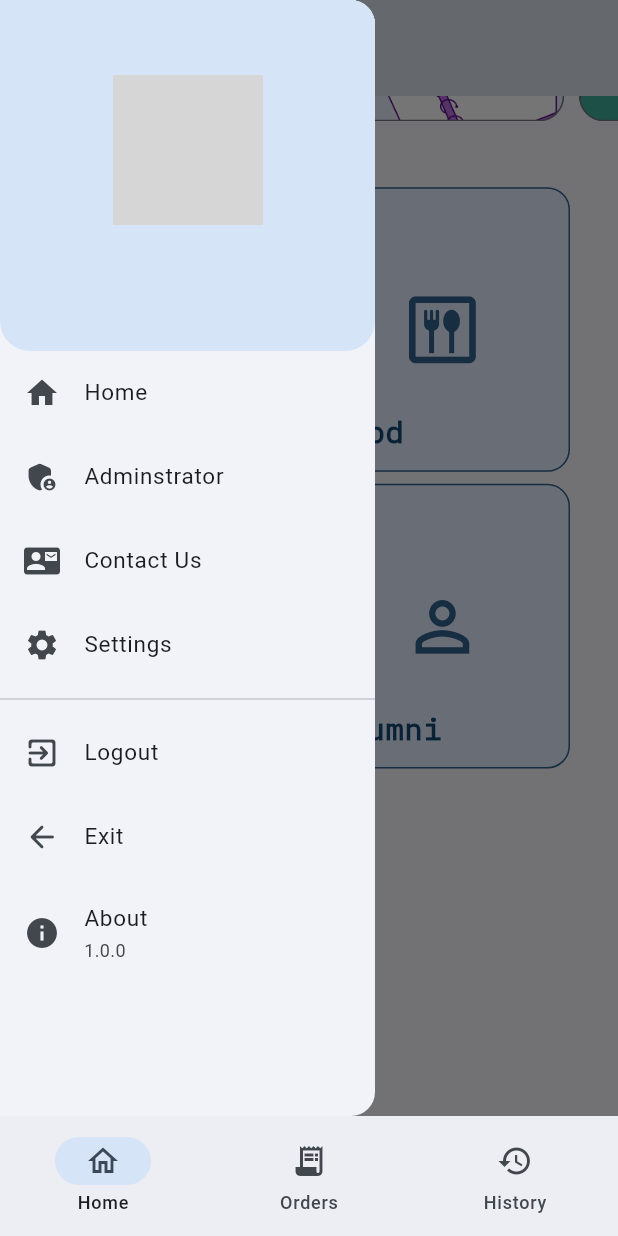
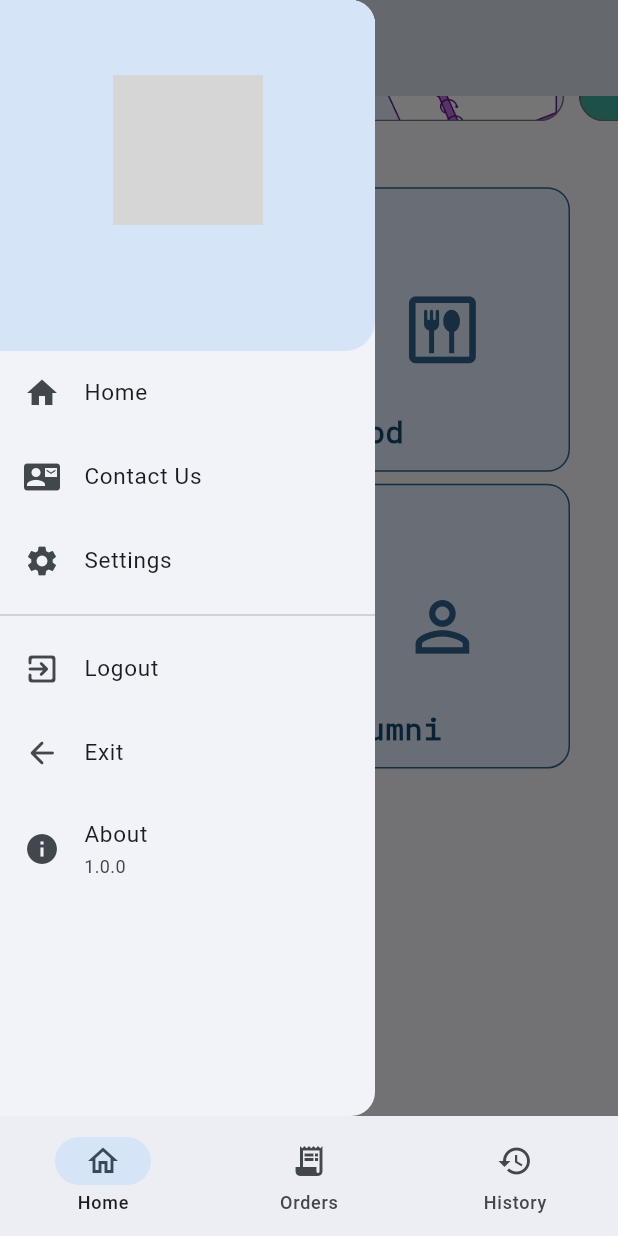
Before and after one commit to Cscreed3131/cliff, a Flutter app: the screen it shows once a user with an empty profile is signed in, scrolled down 266 dp, after a tap on the "menu" icon, on a phone screen of 412 x 824 dp. Run offline on Flutter 3.47's test engine with Material 2 defaults, Android fonts, the phone set to English and light mode, and no system bars; drawn by our look-alikes of carousel_slider, dynamic_color; our stand-ins replace animate_do, cloud_firestore, firebase_auth, firebase_core, firebase_storage, flutter_riverpod and 1 more; missing offline and left inert: galleryimage, page_animation_transition; accounts and stored records are empty; network calls fail; grey boxes are pictures that could not be loaded.

Commit message:
added conditions for using adminstrator page

```diff
--- a/lib/provider/user_data_provider.dart
+++ b/lib/provider/user_data_provider.dart
@@ -1,5 +1,6 @@
 import 'package:cloud_firestore/cloud_firestore.dart';
 import 'package:firebase_auth/firebase_auth.dart';
+import 'package:flutter_riverpod/flutter_riverpod.dart';
 // import 'package:flutter_riverpod/flutter_riverpod.dart';
 // import '../models/userdetails.dart';
 
@@ -45,3 +46,30 @@ class UserDataProvider {
     return userId;
   }
 }
+
+final userDataProvider1 = StreamProvider.autoDispose((ref) {
+  final User? user = FirebaseAuth.instance.currentUser;
+  if (user != null) {
+    return FirebaseFirestore.instance
+        .collection('users')
+        .where('userid', isEqualTo: user.uid)
+        .snapshots();
+  }
+  return Stream.value(null);
+});
+
+// WidgetRef? ref;
+// final userSnapshot = ref!.watch(userDataProvider1);
+// void check() {
+//   userSnapshot.when(
+//       data: (data) {
+//         if (data != null && data.docs.isNotEmpty) {
+//           final userData = data.docs[0].data();
+
+//           // Print the data to the console
+//           print('User Data: $userData[""]');
+//         }
+//       },
+//       error: (Object error, StackTrace stackTrace) {},
+//       loading: () {});
+// }
--- a/lib/screens/Home/home_screen.dart
+++ b/lib/screens/Home/home_screen.dart
@@ -17,7 +17,7 @@ class _HomeScreenState extends State<HomeScreen> {
     final font40 = screenWidth * 0.08;
 
     return Scaffold(
-      drawer: const AppDrawer(),
+      drawer: AppDrawer(),
       body: CustomScrollView(
         slivers: [
           SliverAppBar.large(
--- a/lib/screens/Home/registered_events_screen.dart
+++ b/lib/screens/Home/registered_events_screen.dart
@@ -94,7 +94,7 @@ class _RegisteredEventsScreenState extends State<RegisteredEventsScreen> {
                                 ),
                               ),
                               title: Text(
-                                arrayData.first,
+                                arrayData.first ?? '',
                                 overflow: TextOverflow.ellipsis,
                                 maxLines: 2,
                                 style: TextStyle(
--- a/lib/screens/events/event_screen.dart
+++ b/lib/screens/events/event_screen.dart
@@ -1,3 +1,4 @@
+import 'package:cliff/provider/user_data_provider.dart';
 import 'package:cliff/screens/Home/registered_events_screen.dart';
 import 'package:cliff/widgets/eventswidget/event_widget.dart';
 import 'package:flutter/material.dart';
@@ -9,6 +10,22 @@ class EventsScreen extends ConsumerWidget {
   @override
   Widget build(BuildContext context, WidgetRef ref) {
     final screenHeight = MediaQuery.of(context).size.height;
+    final userSnapshot = ref.watch(userDataProvider1);
+
+    void check() {
+      userSnapshot.when(
+          data: (data) {
+            if (data != null && data.docs.isNotEmpty) {
+              final userData = data.docs[0].data();
+
+              // Print the data to the console
+              print('User Data: ${userData['events_registered']}');
+            }
+          },
+          error: (Object error, StackTrace stackTrace) {},
+          loading: () {});
+    }
+
     // final font20 = screenHeight * 0.02;
 
     return Scaffold(
@@ -33,7 +50,9 @@ class EventsScreen extends ConsumerWidget {
             actions: [
               IconButton(
                 onPressed: () {
-                  Navigator.of(context).pushNamed(RegisteredEventsScreen.routeName);
+                  check();
+                  Navigator.of(context)
+                      .pushNamed(RegisteredEventsScreen.routeName);
                 },
                 icon: const Icon(Icons.event),
               ),
--- a/lib/screens/history/history_screen.dart
+++ b/lib/screens/history/history_screen.dart
@@ -12,8 +12,8 @@ class HistoryScreen extends StatefulWidget {
   State<HistoryScreen> createState() => _HistoryScreenState();
 }
 
-class _HistoryScreenState extends State<HistoryScreen> with SingleTickerProviderStateMixin{
-
+class _HistoryScreenState extends State<HistoryScreen>
+    with SingleTickerProviderStateMixin {
   TabController? _tabController;
   @override
   void initState() {
@@ -24,9 +24,9 @@ class _HistoryScreenState extends State<HistoryScreen> with SingleTickerProvider
   @override
   Widget build(BuildContext context) {
     return Scaffold(
-      drawer: const AppDrawer(),
+        drawer: AppDrawer(),
         body: NestedScrollView(
-        headerSliverBuilder: (context, innerBoxIsScrolled) =>[
+          headerSliverBuilder: (context, innerBoxIsScrolled) => [
             SliverAppBar(
               leading: Builder(
                 builder: (context) => IconButton(
@@ -85,10 +85,7 @@ class _HistoryScreenState extends State<HistoryScreen> with SingleTickerProvider
               ),
             ),
           ],
-        body: TabBarView(
-          controller: _tabController,
-          children: const [
-
+          body: TabBarView(controller: _tabController, children: const [
             //food tab
             FoodHistory(),
 
@@ -97,9 +94,7 @@ class _HistoryScreenState extends State<HistoryScreen> with SingleTickerProvider
 
             //merch tab
             MerchHistory(),
-          ]
-        ),
-      )
-    );
+          ]),
+        ));
   }
 }
--- a/lib/screens/orders/order_page.dart
+++ b/lib/screens/orders/order_page.dart
@@ -15,7 +15,7 @@ class _OrderPageState extends State<OrderPage> {
     final screenHeight = MediaQuery.of(context).size.height;
     final font20 = screenHeight * 0.02;
     return Scaffold(
-      drawer: const AppDrawer(),
+      drawer: AppDrawer(),
       body: CustomScrollView(
         slivers: [
           SliverAppBar.large(
--- a/lib/widgets/homescreenwidget/app_drawer.dart
+++ b/lib/widgets/homescreenwidget/app_drawer.dart
@@ -1,3 +1,4 @@
+import 'package:cliff/provider/user_data_provider.dart';
 import 'package:cliff/widgets/homescreenwidget/bottom_navigation_bar.dart';
 import 'package:cloud_firestore/cloud_firestore.dart';
 import 'package:flutter/services.dart';
@@ -6,20 +7,38 @@ import 'package:firebase_auth/firebase_auth.dart';
 
 import 'package:cliff/screens/Auth/auth_screen.dart';
 import 'package:cliff/screens/Admin/admin_screen.dart';
+import 'package:flutter_riverpod/flutter_riverpod.dart';
 
 // import 'package:cliff/models/userdetails.dart';
 // use cached Image type and structure this
-class AppDrawer extends StatefulWidget {
-  const AppDrawer({super.key});
+class AppDrawer extends ConsumerWidget {
+  AppDrawer({super.key});
+
+  final currentUser = FirebaseAuth.instance.currentUser!.uid;
 
   @override
-  State<AppDrawer> createState() => _AppDrawerState();
+  Widget build(BuildContext context, WidgetRef ref) {
+    final userSnapshot = ref.watch(userDataProvider1);
+    Future<List<dynamic>> checkRole() async {
+      List<dynamic> roles = [];
+      final snapshot = userSnapshot;
+
+      snapshot.when(
+        data: (data) {
+          if (data != null && data.docs.isNotEmpty) {
+            final userData = data.docs[0].data();
+            roles = userData['user_role'];
+          }
+        },
+        error: (Object error, StackTrace stackTrace) {},
+        loading: () {},
+      );
+
+      return roles;
     }
 
-class _AppDrawerState extends State<AppDrawer> {
-  final currentUser = FirebaseAuth.instance.currentUser!.uid;
-  @override
-  Widget build(BuildContext context) {
+    final rolesFuture = checkRole();
+
     return Drawer(
       elevation: 10,
       width: 250,
@@ -32,7 +51,7 @@ class _AppDrawerState extends State<AppDrawer> {
               decoration: BoxDecoration(
                 color: Theme.of(context).colorScheme.secondaryContainer,
                 borderRadius: const BorderRadius.only(
-                  bottomLeft: Radius.circular(20),
+                  bottomLeft: Radius.circular(0),
                   bottomRight: Radius.circular(20),
                 ),
               ),
@@ -103,18 +122,34 @@ class _AppDrawerState extends State<AppDrawer> {
                 Navigator.of(context).pushReplacementNamed(HomePage.routeName);
               },
             ),
-            ListTile(
+            FutureBuilder<List<dynamic>>(
+              future: rolesFuture,
+              builder: (context, snapshot) {
+                if (snapshot.connectionState == ConnectionState.waiting) {
+                  return Container();
+                }
+
+                final roles = snapshot.data ?? [];
+                final isAdmin = roles.contains('admin');
+
+                if (isAdmin) {
+                  return ListTile(
                     leading: const Icon(
                       Icons.admin_panel_settings_rounded,
                     ),
                     title: const Text(
-                'Adminstrator',
+                      'Administrator',
                       style: TextStyle(
                         fontSize: 15,
                       ),
                     ),
                     onTap: () {
                       Navigator.of(context).pushNamed(AdminScreen.routeName);
+                    },
+                  );
+                }
+
+                return Container(); // Return an empty container if not admin
               },
             ),
             ListTile(
```
Lines whose indentation alone changed are shown as unchanged.
